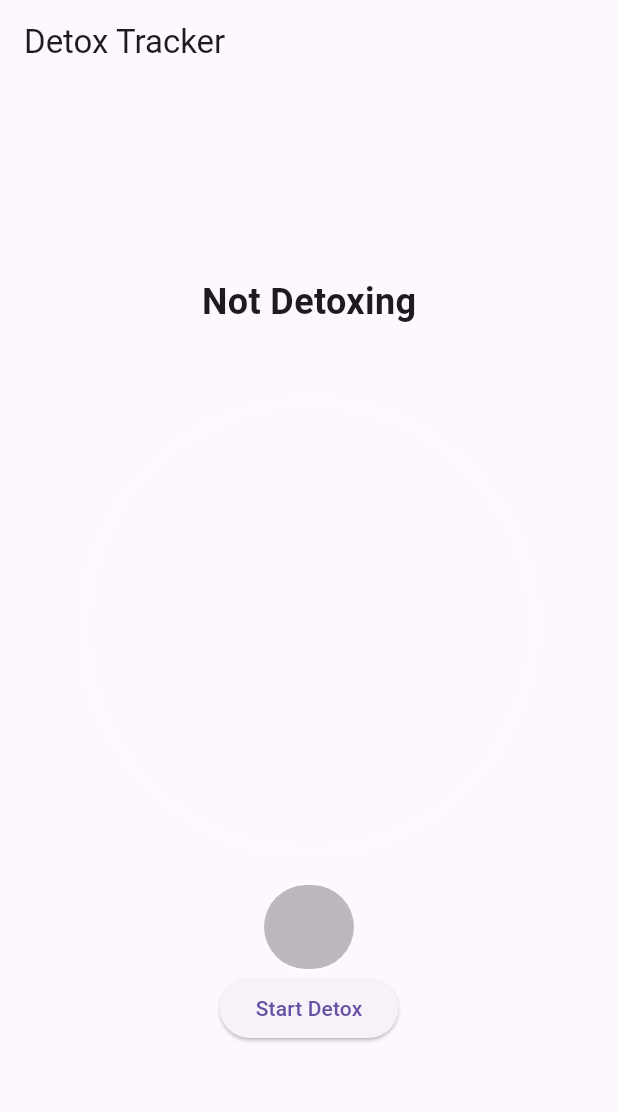
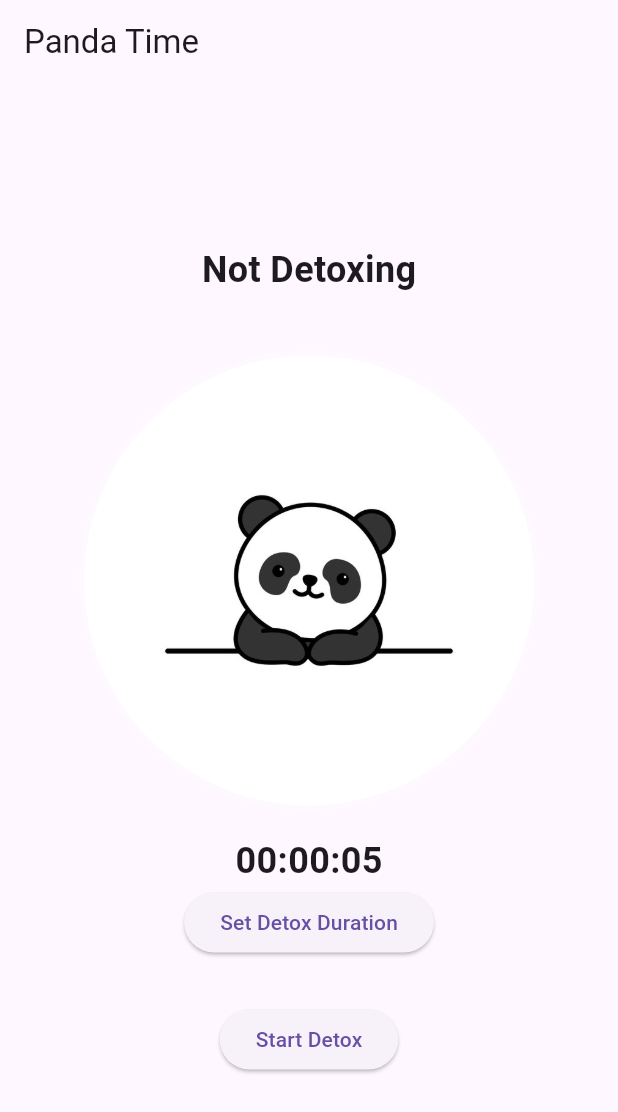
Before and after one commit to Neksyq/Panda-Time, a Flutter app: the screen it shows after launch, on a phone screen of 412 x 824 dp. Shown: the top 1112 px of the screen. Run offline on Flutter 3.47's test engine with Material 3 defaults, Android fonts, the phone set to English and light mode, and no system bars; our stand-ins replace wakelock_plus.

Commit message:
Implemented the time picker for the detox screen

```diff
--- a/lib/screens/detox_tracker_screen.dart
+++ b/lib/screens/detox_tracker_screen.dart
@@ -1,6 +1,8 @@
-import 'package:detoxtime/components/custom/processIndicator/liquid_painter.dart';
-import 'package:detoxtime/components/custom/processIndicator/progress_bar.dart';
+// ignore_for_file: library_private_types_in_public_api
+
+import 'package:pandatime/components/custom/processIndicator/progress_bar.dart';
 import 'package:flutter/material.dart';
+import 'package:flutter/cupertino.dart';
 import 'package:wakelock_plus/wakelock_plus.dart';
 
 class DetoxTrackerScreen extends StatefulWidget {
@@ -13,10 +15,14 @@ class DetoxTrackerScreen extends StatefulWidget {
 class _DetoxTrackerScreenState extends State<DetoxTrackerScreen>
     with WidgetsBindingObserver, SingleTickerProviderStateMixin {
   late AnimationController _controller;
-  int maxDuration = 10;
+  int maxDuration = 5; // Default max duration in seconds
   bool isDetoxing = false;
   DateTime? startTime;
   Duration elapsedTime = Duration.zero;
+
+  // List of selectable times for the detox session (in minutes)
+  final List<int> detoxTimes =
+      List.generate(24 * 60 ~/ 5, (index) => (index + 1) * 5);
 
   @override
   void initState() {
@@ -39,6 +45,8 @@ class _DetoxTrackerScreenState extends State<DetoxTrackerScreen>
   @override
   void dispose() {
     WidgetsBinding.instance.removeObserver(this);
+    _controller.dispose();
+    WakelockPlus.disable();
     super.dispose();
   }
 
@@ -56,35 +64,122 @@ class _DetoxTrackerScreenState extends State<DetoxTrackerScreen>
 
   void startDetox() {
     setState(() {
+      _controller.reset();
+      _controller.forward();
       isDetoxing = true;
       startTime = DateTime.now();
       elapsedTime = Duration.zero;
     });
     WakelockPlus.toggle(enable: true);
-    print("Detox started at: $startTime");
     _trackDetoxTime();
   }
 
   void stopDetox() {
     setState(() {
       isDetoxing = false;
+      _controller.reset();
       elapsedTime = Duration.zero;
     });
     WakelockPlus.toggle(enable: false);
-    print("Detox stopped.");
   }
 
   Future<void> _trackDetoxTime() async {
-    print("Tracking detox time...");
     await Future.delayed(const Duration(seconds: 10));
     if (isDetoxing) {
       print("Tracking is done");
     }
   }
 
+  void _showTimePicker(BuildContext context) {
+    int selectedIndex = detoxTimes.indexOf(maxDuration ~/ 60); // Initial index
+
+    showModalBottomSheet(
+      context: context,
+      builder: (BuildContext context) {
+        return Container(
+          height: 300,
+          child: Column(
+            children: [
+              Container(
+                padding:
+                    const EdgeInsets.symmetric(vertical: 8.0, horizontal: 16.0),
+                child: Row(
+                  mainAxisAlignment: MainAxisAlignment.spaceBetween,
+                  children: [
+                    const Text(
+                      'Select Detox Duration (Minutes)',
+                      style:
+                          TextStyle(fontSize: 18, fontWeight: FontWeight.bold),
+                    ),
+                    TextButton(
+                      onPressed: () {
+                        // Set the selected value and close the picker
+                        setState(() {
+                          maxDuration = detoxTimes[selectedIndex] * 60;
+                          _controller.duration = Duration(seconds: maxDuration);
+                        });
+                        Navigator.of(context).pop();
+                      },
+                      child: const Text(
+                        'Done',
+                        style: TextStyle(fontSize: 18, color: Colors.blue),
+                      ),
+                    ),
+                  ],
+                ),
+              ),
+              Expanded(
+                child: CupertinoPicker(
+                  itemExtent: 40,
+                  scrollController: FixedExtentScrollController(
+                    initialItem: selectedIndex,
+                  ),
+                  onSelectedItemChanged: (index) {
+                    // Update the selected index
+                    selectedIndex = index;
+                  },
+                  children: detoxTimes.map((time) {
+                    return Center(
+                      child: Text(
+                        '$time minutes',
+                        style: const TextStyle(fontSize: 18),
+                      ),
+                    );
+                  }).toList(),
+                ),
+              ),
+            ],
+          ),
+        );
+      },
+    );
+  }
+
+  String intToTimeLeft(int value) {
+    int h, m, s;
+
+    h = value ~/ 3600;
+
+    m = ((value - h * 3600)) ~/ 60;
+
+    s = value - (h * 3600) - (m * 60);
+
+    String hourLeft =
+        h.toString().length < 2 ? "0" + h.toString() : h.toString();
+
+    String minuteLeft =
+        m.toString().length < 2 ? "0" + m.toString() : m.toString();
+
+    String secondsLeft =
+        s.toString().length < 2 ? "0" + s.toString() : s.toString();
+
+    String result = "$hourLeft:$minuteLeft:$secondsLeft";
+
+    return result;
+  }
+
   @override
   Widget build(BuildContext context) {
-    double val = (_controller.value * maxDuration);
     List<Color> gradientColors = const [
       Color(0xffFF0069),
       Color(0xffFED602),
@@ -94,25 +189,30 @@ class _DetoxTrackerScreenState extends State<DetoxTrackerScreen>
       Color(0xffFF0069),
     ];
     return Scaffold(
-        appBar: AppBar(title: const Text('Detox Tracker')),
+      appBar: AppBar(title: const Text('Panda Time')),
       body: Center(
         child: Column(
           mainAxisAlignment: MainAxisAlignment.center,
           children: <Widget>[
+            Row(
+              mainAxisAlignment: MainAxisAlignment.center,
+              crossAxisAlignment: CrossAxisAlignment.baseline,
+              textBaseline: TextBaseline.alphabetic,
+              children: [
                 isDetoxing
                     ? const Text(
                         'Detox in Progress...',
-                      style:
-                          TextStyle(fontSize: 24, fontWeight: FontWeight.bold),
+                        style: TextStyle(
+                            fontSize: 24, fontWeight: FontWeight.bold),
                       )
                     : const Text(
                         'Not Detoxing',
-                      style:
-                          TextStyle(fontSize: 24, fontWeight: FontWeight.bold),
+                        style: TextStyle(
+                            fontSize: 24, fontWeight: FontWeight.bold),
                       ),
-              const SizedBox(
-                height: 50,
+              ],
             ),
+            const SizedBox(height: 40),
             AnimatedBuilder(
               animation: _controller,
               builder: (context, _) {
@@ -125,13 +225,10 @@ class _DetoxTrackerScreenState extends State<DetoxTrackerScreen>
                   child: Stack(
                     fit: StackFit.expand,
                     children: [
-                          Padding(
-                            padding: const EdgeInsets.all(5.0),
-                            child: CustomPaint(
-                              painter: LiquidPainter(
-                                _controller.value * maxDuration,
-                                maxDuration.toDouble(),
-                              ),
+                      ClipOval(
+                        child: Image.asset(
+                          'assets/images/panda.jpg', // Update with the path to your image
+                          fit: BoxFit.cover,
                         ),
                       ),
                       CustomPaint(
@@ -140,50 +237,41 @@ class _DetoxTrackerScreenState extends State<DetoxTrackerScreen>
                           backgroundGradientColors: gradientColors,
                           minValue: 0,
                           maxValue: maxDuration.toDouble(),
-                          )),
+                        ),
+                      ),
                     ],
                   ),
                 );
-                  }),
+              },
+            ),
             const SizedBox(height: 20),
-              Container(
-                alignment: Alignment.center,
-                height: 60,
-                decoration: BoxDecoration(
-                    border: Border.all(
-                      color: Colors.white54,
-                      width: 2,
+            Row(
+              mainAxisAlignment: MainAxisAlignment.center,
+              crossAxisAlignment: CrossAxisAlignment.baseline,
+              textBaseline: TextBaseline.alphabetic,
+              children: [
+                Text(
+                  intToTimeLeft(maxDuration),
+                  style: const TextStyle(
+                      fontSize: 24, fontWeight: FontWeight.bold),
                 ),
-                    shape: BoxShape.circle),
-                child: GestureDetector(
-                  onTap: () {
-                    setState(() {
-                      if (isDetoxing) {
-                        _controller.reset();
-                      } else {
-                        _controller.reset();
-                        _controller.forward();
-                      }
-                      isDetoxing = !isDetoxing;
-                    });
+              ],
+            ),
+            ElevatedButton(
+              onPressed: () {
+                _showTimePicker(context);
               },
-                  child: AnimatedContainer(
-                    height: isDetoxing ? 25 : 60,
-                    width: isDetoxing ? 25 : 60,
-                    duration: const Duration(milliseconds: 300),
-                    decoration: BoxDecoration(
-                      borderRadius: BorderRadius.circular(isDetoxing ? 4 : 100),
-                      color: const Color.fromARGB(66, 0, 0, 0),
+              child: const Text('Set Detox Duration'),
             ),
-                  ),
-                ),
-              ),
+            const SizedBox(height: 20),
+            const SizedBox(height: 10),
             ElevatedButton(
               onPressed: isDetoxing ? stopDetox : startDetox,
               child: Text(isDetoxing ? 'Stop Detox' : 'Start Detox'),
             ),
           ],
         ),
-        ));
+      ),
+    );
   }
 }
```
Also changed, not shown: pubspec.yaml (+3 -4 lines), assets/images/panda.jpg (added), 6 other files. Lines whose indentation alone changed are shown as unchanged.
